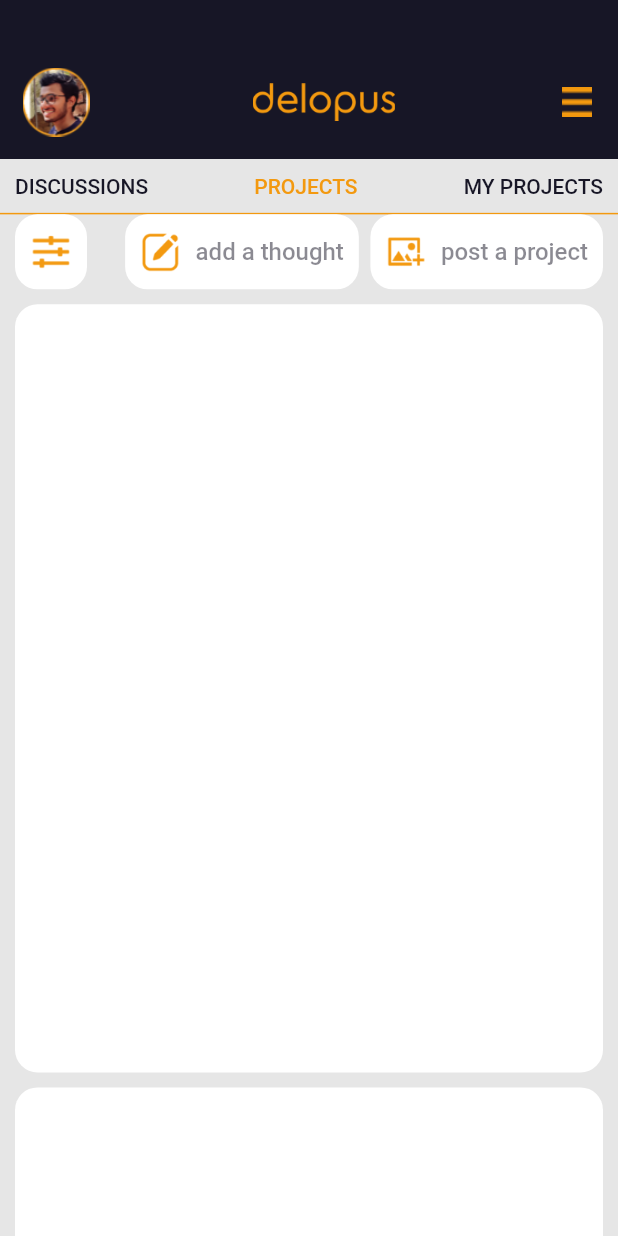
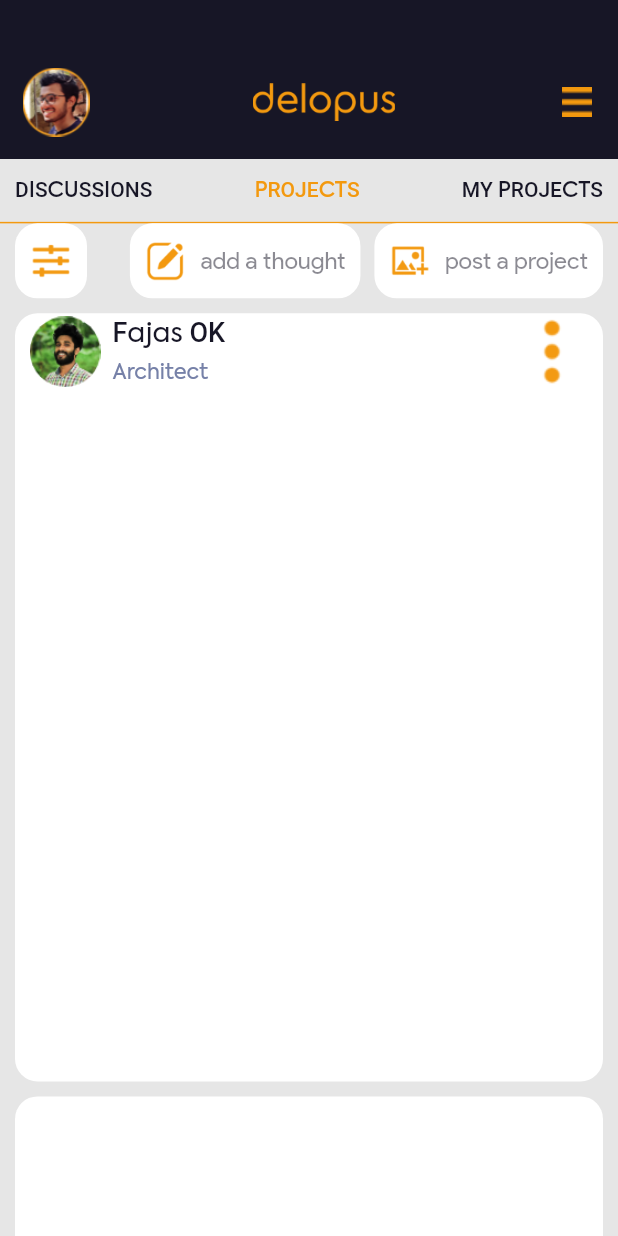
Before and after one commit to Michaelalo1/delopus, a Flutter app: the screen it shows after launch, on a phone screen of 412 x 824 dp. Run offline on Flutter 3.47's test engine with Material 2 defaults, Android fonts, the phone set to English and light mode, and no system bars.

Commit message:
user avatar row on Feed container added

```diff
--- a/lib/main.dart
+++ b/lib/main.dart
@@ -173,6 +173,7 @@
                               'add a thought',
                               textAlign: TextAlign.center,
                               style: TextStyle(
+                                  fontFamily: 'Product-Sans-Regular',
                                   color: Color.fromRGBO(23, 22, 38, 0.5),
                                   fontSize: 16,
                                   fontWeight: FontWeight.w500),
@@ -203,6 +204,7 @@
                               'post a project',
                               textAlign: TextAlign.center,
                               style: TextStyle(
+                                  fontFamily: 'Product-Sans-Regular',
                                   color: Color.fromRGBO(23, 22, 38, 0.5),
                                   fontSize: 16,
                                   fontWeight: FontWeight.w500),
@@ -232,15 +234,54 @@
                           Radius.circular(15),
                         ),
                         color: Colors.white),
+                    child: Column(
+                      children: [
+                        Row(
+                          mainAxisAlignment: MainAxisAlignment.spaceBetween,
+                          children: [
+                            Row(
+                              children: [
+                                Image.asset('assets/Image4@2x.png',
+                                    height: 47, width: 47),
+                                SizedBox(width: 8),
+                                Column(
+                                  crossAxisAlignment: CrossAxisAlignment.start,
+                                  children: const [
+                                    Text(
+                                      'Fajas OK',
+                                      style: TextStyle(
+                                          fontFamily: 'Axiforma-Regular',
+                                          fontSize: 18,
+                                          fontWeight: FontWeight.w500,
+                                          color: Color.fromRGBO(23, 22, 38, 1)),
+                                    ),
+                                    Text('Architect',
+                                        textAlign: TextAlign.left,
+                                        style: TextStyle(
+                                            fontFamily: 'Axiforma-Regular',
+                                            fontSize: 14,
+                                            fontWeight: FontWeight.w400,
+                                            color: Color.fromRGBO(
+                                                118, 129, 168, 1)))
+                                  ],
+                                )
+                              ],
+                            ),
+                            Image.asset('assets/3dots@2x.png')
+                          ],
+                        ),
+                      ],
+                    ),
                   )),
-              SizedBox(height: 10),
+              const SizedBox(height: 10),
               ConstrainedBox(
-                constraints: BoxConstraints(
+                constraints: const BoxConstraints(
                   minHeight: 512.04,
                 ),
                 child: Container(
-                  margin: EdgeInsets.symmetric(horizontal: 10),
-                  padding: EdgeInsets.symmetric(horizontal: 10, vertical: 0),
+                  margin: const EdgeInsets.symmetric(horizontal: 10),
+                  padding:
+                      const EdgeInsets.symmetric(horizontal: 10, vertical: 0),
                   decoration: const BoxDecoration(
                       borderRadius: BorderRadius.all(
                         Radius.circular(15),
```
Also changed, not shown: pubspec.yaml (+9 -1 lines), assets/3dots.png (added), assets/3dots@2x.png (added), fonts/Axiforma-Regular.ttf (added), fonts/Product-Sans-Regular.ttf (added).
